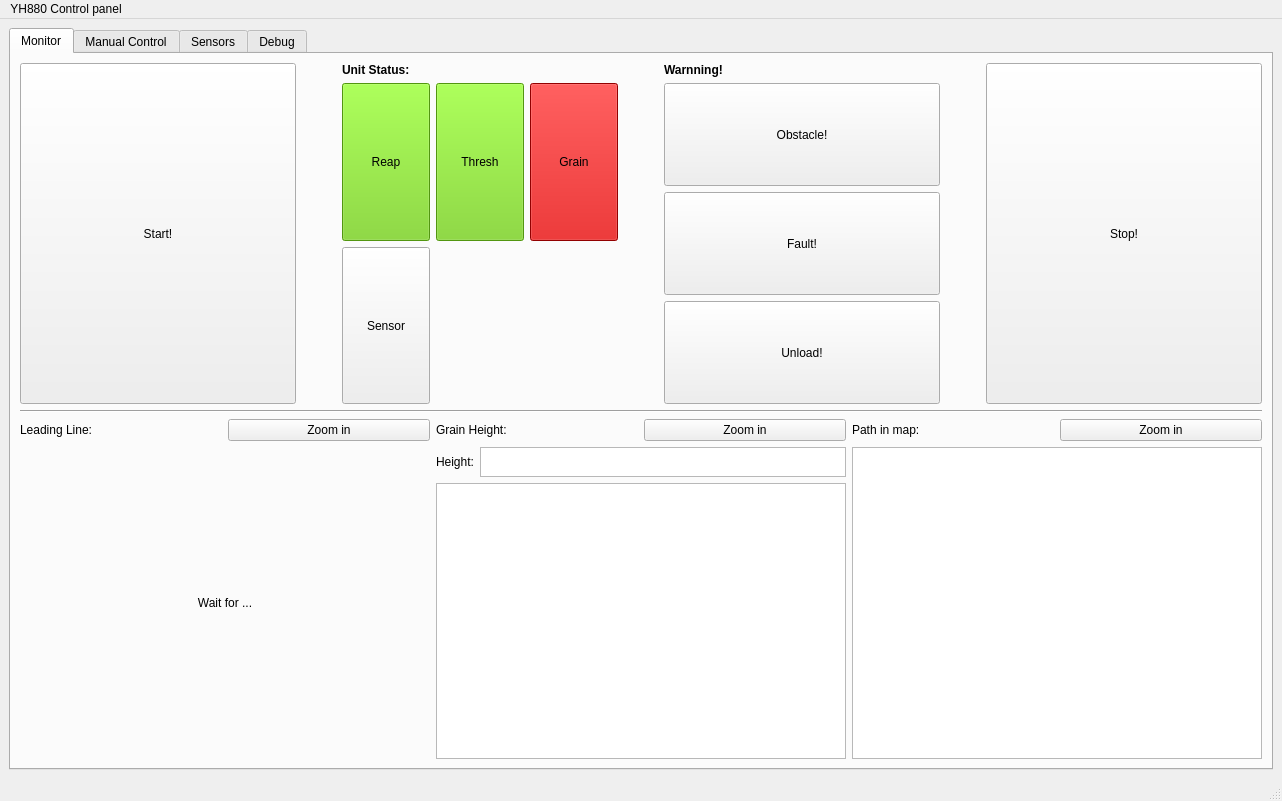
Qt form src/Qt_gui_test/src/mainwindow.ui (ideallic/yammar_ws) before a commit.
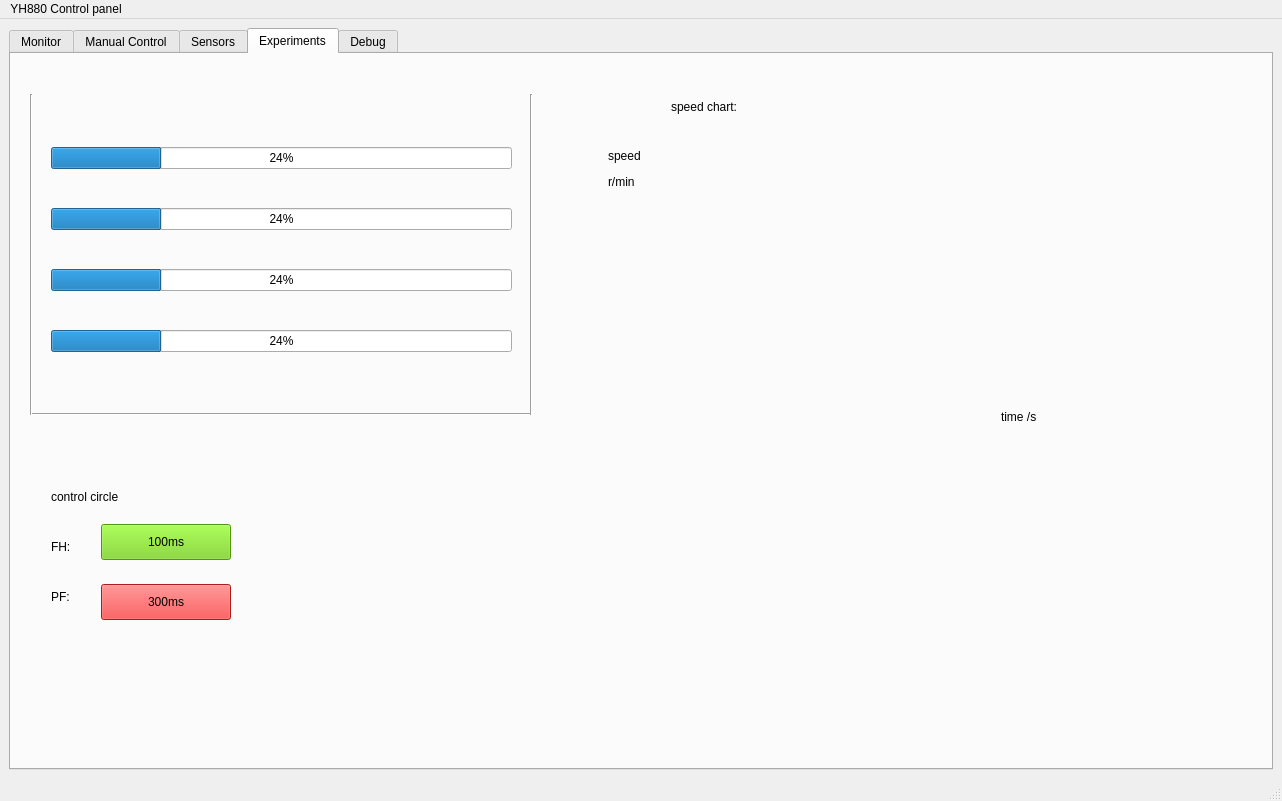
The same form after that commit. Custom widgets are drawn as their Qt base class.

```diff
--- a/src/Qt_gui_test/src/mainwindow.ui
+++ b/src/Qt_gui_test/src/mainwindow.ui
@@ -18,10 +18,10 @@
   </property>
   <widget class="QWidget" name="centralwidget">
    <layout class="QGridLayout" name="gridLayout">
-    <item row="0" column="0">
+    <item row="1" column="0">
      <widget class="QTabWidget" name="tabWidget">
       <property name="currentIndex">
-       <number>0</number>
+       <number>3</number>
       </property>
       <widget class="QWidget" name="MonitorTab">
        <attribute name="title">
@@ -1695,6 +1695,210 @@
         </widget>
        </widget>
       </widget>
+      <widget class="QWidget" name="tab">
+       <attribute name="title">
+        <string>Experiments</string>
+       </attribute>
+       <widget class="Widget" name="widget" native="true">
+        <property name="geometry">
+         <rect>
+          <x>660</x>
+          <y>80</y>
+          <width>431</width>
+          <height>261</height>
+         </rect>
+        </property>
+       </widget>
+       <widget class="Line" name="line_2">
+        <property name="geometry">
+         <rect>
+          <x>20</x>
+          <y>350</y>
+          <width>501</width>
+          <height>20</height>
+         </rect>
+        </property>
+        <property name="orientation">
+         <enum>Qt::Horizontal</enum>
+        </property>
+       </widget>
+       <widget class="Line" name="line_3">
+        <property name="geometry">
+         <rect>
+          <x>510</x>
+          <y>40</y>
+          <width>20</width>
+          <height>321</height>
+         </rect>
+        </property>
+        <property name="orientation">
+         <enum>Qt::Vertical</enum>
+        </property>
+       </widget>
+       <widget class="Line" name="line_4">
+        <property name="geometry">
+         <rect>
+          <x>10</x>
+          <y>40</y>
+          <width>20</width>
+          <height>321</height>
+         </rect>
+        </property>
+        <property name="orientation">
+         <enum>Qt::Vertical</enum>
+        </property>
+       </widget>
+       <widget class="QWidget" name="layoutWidget">
+        <property name="geometry">
+         <rect>
+          <x>40</x>
+          <y>60</y>
+          <width>461</width>
+          <height>271</height>
+         </rect>
+        </property>
+        <layout class="QVBoxLayout" name="verticalLayout_6">
+         <item>
+          <widget class="QProgressBar" name="progressBar1">
+           <property name="value">
+            <number>24</number>
+           </property>
+          </widget>
+         </item>
+         <item>
+          <widget class="QProgressBar" name="progressBar1_2">
+           <property name="value">
+            <number>24</number>
+           </property>
+          </widget>
+         </item>
+         <item>
+          <widget class="QProgressBar" name="progressBar1_3">
+           <property name="value">
+            <number>24</number>
+           </property>
+          </widget>
+         </item>
+         <item>
+          <widget class="QProgressBar" name="progressBar1_4">
+           <property name="value">
+            <number>24</number>
+           </property>
+          </widget>
+         </item>
+        </layout>
+       </widget>
+       <widget class="QLabel" name="label_15">
+        <property name="geometry">
+         <rect>
+          <x>660</x>
+          <y>40</y>
+          <width>131</width>
+          <height>25</height>
+         </rect>
+        </property>
+        <property name="text">
+         <string>speed chart:</string>
+        </property>
+       </widget>
+       <widget class="QLabel" name="label_16">
+        <property name="geometry">
+         <rect>
+          <x>990</x>
+          <y>350</y>
+          <width>98</width>
+          <height>25</height>
+         </rect>
+        </property>
+        <property name="text">
+         <string>time /s</string>
+        </property>
+       </widget>
+       <widget class="QLabel" name="label_17">
+        <property name="geometry">
+         <rect>
+          <x>597</x>
+          <y>80</y>
+          <width>61</width>
+          <height>71</height>
+         </rect>
+        </property>
+        <property name="text">
+         <string>&lt;html&gt;&lt;head/&gt;&lt;body&gt;&lt;p&gt;speed&lt;/p&gt;&lt;p&gt;r/min&lt;/p&gt;&lt;/body&gt;&lt;/html&gt;</string>
+        </property>
+       </widget>
+       <widget class="QLabel" name="label_18">
+        <property name="geometry">
+         <rect>
+          <x>40</x>
+          <y>430</y>
+          <width>141</width>
+          <height>25</height>
+         </rect>
+        </property>
+        <property name="text">
+         <string>control circle</string>
+        </property>
+       </widget>
+       <widget class="QLabel" name="label_19">
+        <property name="geometry">
+         <rect>
+          <x>40</x>
+          <y>480</y>
+          <width>41</width>
+          <height>25</height>
+         </rect>
+        </property>
+        <property name="text">
+         <string>FH:</string>
+        </property>
+       </widget>
+       <widget class="QPushButton" name="pushButton_7">
+        <property name="geometry">
+         <rect>
+          <x>90</x>
+          <y>470</y>
+          <width>130</width>
+          <height>36</height>
+         </rect>
+        </property>
+        <property name="styleSheet">
+         <string notr="true">background-color: rgb(115, 210, 22);</string>
+        </property>
+        <property name="text">
+         <string>100ms</string>
+        </property>
+       </widget>
+       <widget class="QLabel" name="label_20">
+        <property name="geometry">
+         <rect>
+          <x>40</x>
+          <y>530</y>
+          <width>41</width>
+          <height>25</height>
+         </rect>
+        </property>
+        <property name="text">
+         <string>PF:</string>
+        </property>
+       </widget>
+       <widget class="QPushButton" name="pushButton_14">
+        <property name="geometry">
+         <rect>
+          <x>90</x>
+          <y>530</y>
+          <width>130</width>
+          <height>36</height>
+         </rect>
+        </property>
+        <property name="styleSheet">
+         <string notr="true">background-color: rgb(239, 41, 41);</string>
+        </property>
+        <property name="text">
+         <string>300ms</string>
+        </property>
+       </widget>
+      </widget>
       <widget class="QWidget" name="tab_4">
        <attribute name="title">
         <string>Debug</string>
@@ -1852,6 +2056,14 @@
   </widget>
   <widget class="QStatusBar" name="statusbar"/>
  </widget>
+ <customwidgets>
+  <customwidget>
+   <class>Widget</class>
+   <extends>QWidget</extends>
+   <header location="global">Widget.h</header>
+   <container>1</container>
+  </customwidget>
+ </customwidgets>
  <resources/>
  <connections/>
 </ui>
```
